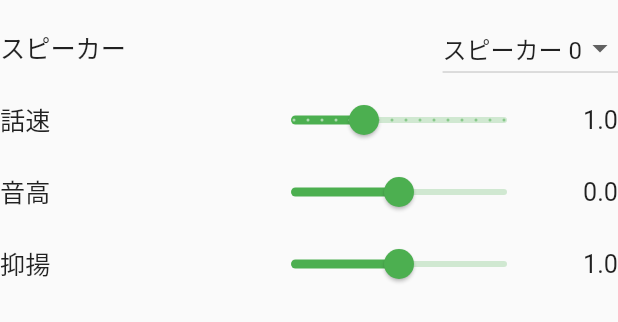
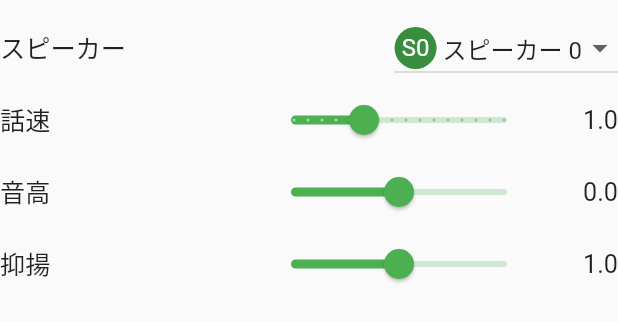
Before and after one commit to tnantoka/voivo, a Flutter app: the AudioGeneralForm widget shown alone on an empty page, opened directly with empty values, on a phone screen of 412 x 824 dp. Shown: the top 322 px of the screen. Run offline on Flutter 3.47's test engine with Material 2 defaults, Android fonts, the phone set to English and light mode, and no system bars; our stand-ins replace built_collection, built_value, dio, flutter_dotenv, flutter_hooks, hooks_riverpod and 1 more; missing offline and left inert: audiofileplayer; network calls fail.

Commit message:
feat: show avatar for speaker dropdown

```diff
--- a/lib/widgets/audio_general_form.dart
+++ b/lib/widgets/audio_general_form.dart
@@ -31,7 +31,14 @@ class AudioGeneralForm extends HookConsumerWidget {
                 items: [0, 1].map((speaker) {
                   return DropdownMenuItem(
                     value: speaker,
-                    child: Text('スピーカー $speaker'),
+                    child: Row(children: [
+                      CircleAvatar(
+                        child: Text('S${speaker}'),
+                        radius: 14,
+                      ),
+                      SizedBox(width: 4),
+                      Text('スピーカー $speaker'),
+                    ]),
                   );
                 }).toList(),
               ),
```
